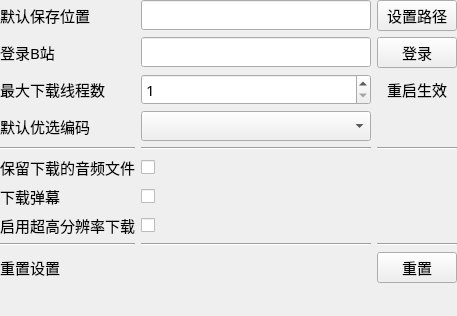
Old version of the form src/ui_settingswidget.ui in the repository Majjcom/BiliDownloader.
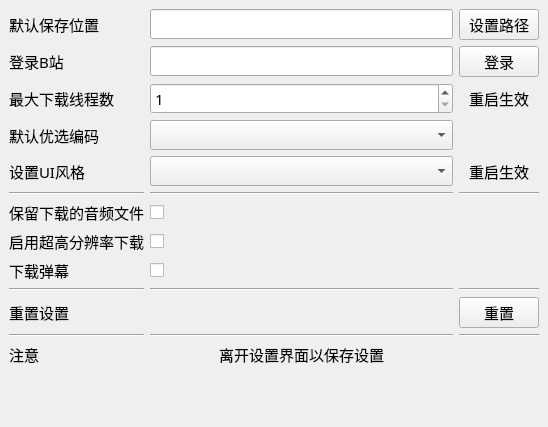
New version of the form. Custom widgets are drawn as their Qt base class.

The edit to the form file:
```diff
--- a/src/ui_settingswidget.ui
+++ b/src/ui_settingswidget.ui
@@ -6,8 +6,8 @@
    <rect>
     <x>0</x>
     <y>0</y>
-    <width>457</width>
-    <height>316</height>
+    <width>548</width>
+    <height>427</height>
    </rect>
   </property>
   <property name="font">
@@ -19,7 +19,7 @@
   <property name="windowTitle">
    <string>Form</string>
   </property>
-  <layout class="QGridLayout" name="gridLayout">
+  <layout class="QGridLayout" name="gridLayout_3">
    <property name="leftMargin">
     <number>0</number>
    </property>
@@ -32,57 +32,122 @@
    <property name="bottomMargin">
     <number>0</number>
    </property>
-   <item row="4" column="1">
-    <widget class="Line" name="line">
-     <property name="orientation">
-      <enum>Qt::Horizontal</enum>
-     </property>
-    </widget>
-   </item>
    <item row="0" column="0">
-    <widget class="QLabel" name="label">
-     <property name="text">
-      <string>默认保存位置</string>
+    <widget class="QScrollArea" name="scrollArea">
+     <property name="minimumSize">
+      <size>
+       <width>526</width>
+       <height>0</height>
+      </size>
      </property>
-    </widget>
-   </item>
+     <property name="frameShape">
+      <enum>QFrame::NoFrame</enum>
+     </property>
+     <property name="horizontalScrollBarPolicy">
+      <enum>Qt::ScrollBarAlwaysOff</enum>
+     </property>
+     <property name="widgetResizable">
+      <bool>true</bool>
+     </property>
+     <widget class="QWidget" name="scrollAreaWidgetContents">
+      <property name="geometry">
+       <rect>
+        <x>0</x>
+        <y>0</y>
+        <width>548</width>
+        <height>427</height>
+       </rect>
+      </property>
+      <layout class="QGridLayout" name="gridLayout_2">
+       <item row="0" column="0">
+        <layout class="QGridLayout" name="gridLayout">
    <item row="3" column="1">
     <widget class="QComboBox" name="combo_codec"/>
    </item>
-   <item row="10" column="1">
-    <spacer name="verticalSpacer">
-     <property name="orientation">
-      <enum>Qt::Vertical</enum>
-     </property>
-     <property name="sizeHint" stdset="0">
-      <size>
-       <width>20</width>
-       <height>40</height>
-      </size>
-     </property>
-    </spacer>
-   </item>
-   <item row="6" column="1">
-    <widget class="QCheckBox" name="check_danmaku"/>
-   </item>
-   <item row="4" column="0">
-    <widget class="Line" name="line_2">
-     <property name="orientation">
-      <enum>Qt::Horizontal</enum>
-     </property>
-    </widget>
-   </item>
    <item row="4" column="2">
+          <widget class="QLabel" name="label_11">
+           <property name="text">
+            <string>重启生效</string>
+           </property>
+           <property name="alignment">
+            <set>Qt::AlignCenter</set>
+           </property>
+          </widget>
+         </item>
+         <item row="11" column="2">
     <widget class="Line" name="line_3">
      <property name="orientation">
       <enum>Qt::Horizontal</enum>
      </property>
     </widget>
    </item>
+         <item row="11" column="1">
+          <widget class="Line" name="line_2">
+           <property name="orientation">
+            <enum>Qt::Horizontal</enum>
+           </property>
+          </widget>
+         </item>
+         <item row="12" column="0">
+          <widget class="QLabel" name="label_12">
+           <property name="text">
+            <string>注意</string>
+           </property>
+          </widget>
+         </item>
+         <item row="11" column="0">
+          <widget class="Line" name="line">
+           <property name="orientation">
+            <enum>Qt::Horizontal</enum>
+           </property>
+          </widget>
+         </item>
    <item row="9" column="0">
-    <widget class="QLabel" name="label_5">
+          <widget class="Line" name="line_10">
+           <property name="orientation">
+            <enum>Qt::Horizontal</enum>
+           </property>
+          </widget>
+         </item>
+         <item row="10" column="2">
+          <widget class="QPushButton" name="button_reset">
      <property name="text">
-      <string>重置设置</string>
+            <string>重置</string>
+           </property>
+          </widget>
+         </item>
+         <item row="5" column="2">
+          <widget class="Line" name="line_9">
+           <property name="orientation">
+            <enum>Qt::Horizontal</enum>
+           </property>
+          </widget>
+         </item>
+         <item row="1" column="2">
+          <widget class="QPushButton" name="button_login">
+           <property name="text">
+            <string>登录</string>
+           </property>
+          </widget>
+         </item>
+         <item row="5" column="1">
+          <widget class="Line" name="line_7">
+           <property name="orientation">
+            <enum>Qt::Horizontal</enum>
+           </property>
+          </widget>
+         </item>
+         <item row="8" column="0">
+          <widget class="QLabel" name="label_4">
+           <property name="text">
+            <string>下载弹幕</string>
+           </property>
+          </widget>
+         </item>
+         <item row="7" column="1">
+          <widget class="QCheckBox" name="check_hiper">
+           <property name="text">
+            <string/>
      </property>
     </widget>
    </item>
@@ -96,17 +161,24 @@
      </property>
     </widget>
    </item>
-   <item row="1" column="0">
-    <widget class="QLabel" name="label_2">
+         <item row="6" column="0">
+          <widget class="QLabel" name="label_3">
      <property name="text">
-      <string>登录B站</string>
+            <string>保留下载的音频文件</string>
      </property>
     </widget>
    </item>
-   <item row="3" column="0">
-    <widget class="QLabel" name="label_6">
+         <item row="0" column="0">
+          <widget class="QLabel" name="label">
      <property name="text">
-      <string>默认优选编码</string>
+            <string>默认保存位置</string>
+           </property>
+          </widget>
+         </item>
+         <item row="9" column="1">
+          <widget class="Line" name="line_11">
+           <property name="orientation">
+            <enum>Qt::Horizontal</enum>
      </property>
     </widget>
    </item>
@@ -117,66 +189,10 @@
      </property>
     </widget>
    </item>
-   <item row="8" column="0">
-    <widget class="Line" name="line_4">
-     <property name="orientation">
-      <enum>Qt::Horizontal</enum>
-     </property>
-    </widget>
-   </item>
-   <item row="5" column="0">
-    <widget class="QLabel" name="label_3">
+         <item row="1" column="0">
+          <widget class="QLabel" name="label_2">
      <property name="text">
-      <string>保留下载的音频文件</string>
-     </property>
-    </widget>
-   </item>
-   <item row="0" column="1">
-    <widget class="QLineEdit" name="line_path">
-     <property name="styleSheet">
-      <string notr="true">font: 11pt &quot;HarmonyOS Sans SC&quot;;</string>
-     </property>
-    </widget>
-   </item>
-   <item row="8" column="2">
-    <widget class="Line" name="line_6">
-     <property name="orientation">
-      <enum>Qt::Horizontal</enum>
-     </property>
-    </widget>
-   </item>
-   <item row="8" column="1">
-    <widget class="Line" name="line_5">
-     <property name="orientation">
-      <enum>Qt::Horizontal</enum>
-     </property>
-    </widget>
-   </item>
-   <item row="6" column="0">
-    <widget class="QLabel" name="label_4">
-     <property name="text">
-      <string>下载弹幕</string>
-     </property>
-    </widget>
-   </item>
-   <item row="1" column="1">
-    <widget class="QLineEdit" name="line_login">
-     <property name="readOnly">
-      <bool>true</bool>
-     </property>
-    </widget>
-   </item>
-   <item row="9" column="2">
-    <widget class="QPushButton" name="button_reset">
-     <property name="text">
-      <string>重置</string>
-     </property>
-    </widget>
-   </item>
-   <item row="1" column="2">
-    <widget class="QPushButton" name="button_login">
-     <property name="text">
-      <string>登录</string>
+            <string>登录B站</string>
      </property>
     </widget>
    </item>
@@ -187,9 +203,6 @@
      </property>
     </widget>
    </item>
-   <item row="5" column="1">
-    <widget class="QCheckBox" name="check_reserve_audio"/>
-   </item>
    <item row="2" column="2">
     <widget class="QLabel" name="label_8">
      <property name="text">
@@ -200,6 +213,30 @@
      </property>
     </widget>
    </item>
+         <item row="5" column="0">
+          <widget class="Line" name="line_8">
+           <property name="orientation">
+            <enum>Qt::Horizontal</enum>
+           </property>
+          </widget>
+         </item>
+         <item row="12" column="1">
+          <widget class="SpecialColoredLabel" name="label_13">
+           <property name="text">
+            <string>离开设置界面以保存设置</string>
+           </property>
+           <property name="alignment">
+            <set>Qt::AlignCenter</set>
+           </property>
+          </widget>
+         </item>
+         <item row="0" column="1">
+          <widget class="QLineEdit" name="line_path">
+           <property name="styleSheet">
+            <string notr="true">font: 11pt &quot;HarmonyOS Sans SC&quot;;</string>
+           </property>
+          </widget>
+         </item>
    <item row="7" column="0">
     <widget class="QLabel" name="label_9">
      <property name="toolTip">
@@ -210,15 +247,78 @@
      </property>
     </widget>
    </item>
-   <item row="7" column="1">
-    <widget class="QCheckBox" name="check_hiper">
+         <item row="1" column="1">
+          <widget class="QLineEdit" name="line_login">
+           <property name="readOnly">
+            <bool>true</bool>
+           </property>
+          </widget>
+         </item>
+         <item row="3" column="0">
+          <widget class="QLabel" name="label_6">
      <property name="text">
-      <string/>
+            <string>默认优选编码</string>
      </property>
     </widget>
    </item>
-  </layout>
- </widget>
+         <item row="9" column="2">
+          <widget class="Line" name="line_12">
+           <property name="orientation">
+            <enum>Qt::Horizontal</enum>
+           </property>
+          </widget>
+         </item>
+         <item row="10" column="0">
+          <widget class="QLabel" name="label_5">
+           <property name="text">
+            <string>重置设置</string>
+           </property>
+          </widget>
+         </item>
+         <item row="4" column="0">
+          <widget class="QLabel" name="label_10">
+           <property name="text">
+            <string>设置UI风格</string>
+           </property>
+          </widget>
+         </item>
+         <item row="4" column="1">
+          <widget class="QComboBox" name="combo_style"/>
+         </item>
+         <item row="8" column="1">
+          <widget class="QCheckBox" name="check_danmaku"/>
+         </item>
+         <item row="6" column="1">
+          <widget class="QCheckBox" name="check_reserve_audio"/>
+         </item>
+         <item row="13" column="1">
+          <spacer name="verticalSpacer">
+           <property name="orientation">
+            <enum>Qt::Vertical</enum>
+           </property>
+           <property name="sizeHint" stdset="0">
+            <size>
+             <width>20</width>
+             <height>40</height>
+            </size>
+           </property>
+          </spacer>
+         </item>
+        </layout>
+       </item>
+      </layout>
+     </widget>
+    </widget>
+   </item>
+  </layout>
+ </widget>
+ <customwidgets>
+  <customwidget>
+   <class>SpecialColoredLabel</class>
+   <extends>QLabel</extends>
+   <header>specialcoloredlabel.h</header>
+  </customwidget>
+ </customwidgets>
  <resources/>
  <connections/>
 </ui>
```
Lines whose indentation alone changed are shown as unchanged.
